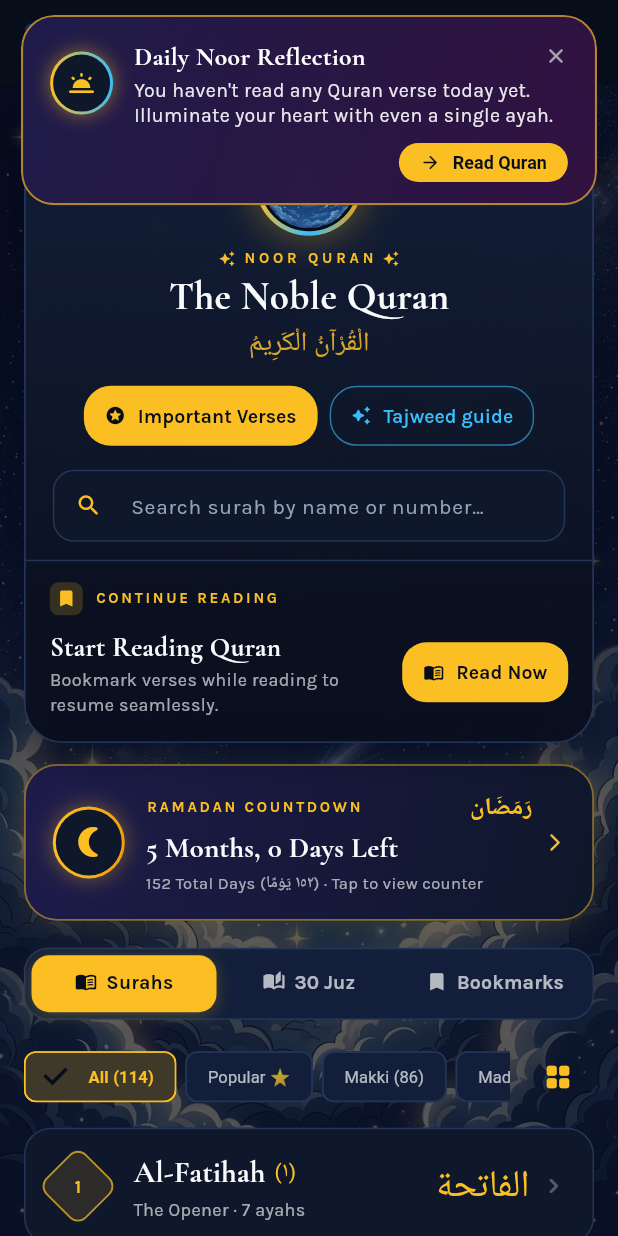
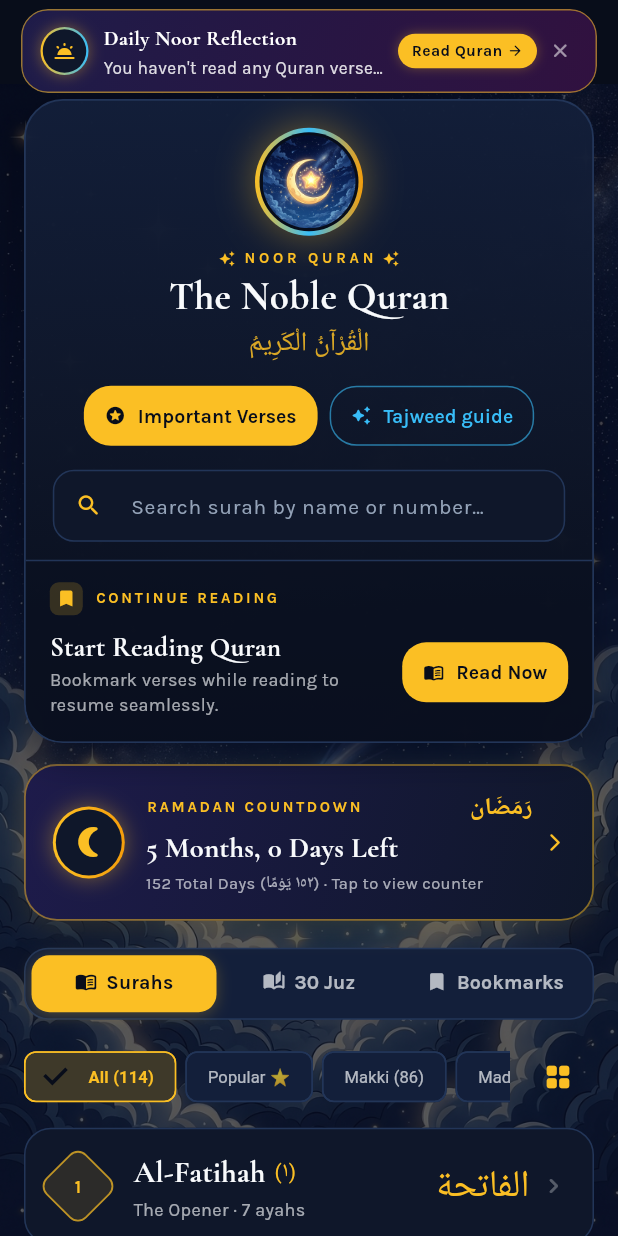
Before and after one commit to Levi9111/mobile-personal-quran, a Flutter app: the screen it shows after launch, on a phone screen of 412 x 824 dp. Run offline on Flutter 3.47's test engine with Material 3 defaults, Android fonts, the phone set to English and light mode, and no system bars; our stand-ins replace audioplayers, google_fonts, shared_preferences; network calls fail.

Commit message:
feat(ui): replace welcoming animation with pristine anime assets and make notifications compact & reliable

```diff
--- a/lib/screens/animated_splash_screen.dart
+++ b/lib/screens/animated_splash_screen.dart
@@ -324,7 +324,7 @@
                                 child: Transform.scale(
                                   scale: _bgScale.value,
                                   child: Image.asset(
-                                    'assets/images/logo_background.png',
+                                    'assets/images/welcome_sky_bg.jpg',
                                     fit: BoxFit.cover,
                                   ),
                                 ),
@@ -338,7 +338,7 @@
                                 child: Opacity(
                                   opacity: _cloudsOpacity.value,
                                   child: Image.asset(
-                                    'assets/images/logo_clouds.png',
+                                    'assets/images/welcome_clouds.png',
                                     fit: BoxFit.cover,
                                   ),
                                 ),
@@ -352,7 +352,7 @@
                                 child: Transform.scale(
                                   scale: _starsScale.value,
                                   child: Image.asset(
-                                    'assets/images/logo_stars.png',
+                                    'assets/images/welcome_stars.png',
                                     fit: BoxFit.cover,
                                   ),
                                 ),
@@ -366,7 +366,7 @@
                                 child: Transform.scale(
                                   scale: _moonScale.value,
                                   child: Image.asset(
-                                    'assets/images/logo_moon.png',
+                                    'assets/images/welcome_moon.png',
                                     fit: BoxFit.cover,
                                   ),
                                 ),
@@ -377,12 +377,14 @@
                               // ------------------------------------------
                               Opacity(
                                 opacity: _starOpacity.value,
-                                child: Transform.rotate(
-                                  angle: _starRotation.value,
-                                  child: Transform.scale(
-                                    scale: _starScale.value,
+                                child: Transform.scale(
+                                  scale: _starScale.value,
+                                  alignment: const Alignment(0.068, -0.010),
+                                  child: Transform.rotate(
+                                    angle: _starRotation.value,
+                                    alignment: const Alignment(0.068, -0.010),
                                     child: Image.asset(
-                                      'assets/images/logo_center_star.png',
+                                      'assets/images/welcome_center_star.png',
                                       fit: BoxFit.cover,
                                     ),
                                   ),
@@ -396,7 +398,7 @@
                                   child: Container(
                                     decoration: const BoxDecoration(
                                       gradient: RadialGradient(
-                                        center: Alignment(0.0, -0.07),
+                                        center: Alignment(0.068, -0.010),
                                         radius: 0.35,
                                         colors: [
                                           Color(0xFFFFF9C4),
--- a/lib/screens/home_screen.dart
+++ b/lib/screens/home_screen.dart
@@ -48,7 +48,12 @@
       final bookmarkProvider = Provider.of<BookmarkProvider>(context, listen: false);
       final notifService = NotificationService();
       notifService.init().then((_) {
-        notifService.evaluateReminders(context, bookmarkProvider);
+        // Delay slightly so HomeScreen is fully painted before evaluating pop alerts
+        Future.delayed(const Duration(milliseconds: 1200), () {
+          if (mounted) {
+            notifService.evaluateReminders(context, bookmarkProvider);
+          }
+        });
         notifService.startPeriodicChecks(context, bookmarkProvider);
       });
     });
@@ -226,7 +231,11 @@
                     ElevatedButton.icon(
                       onPressed: () {
                         Navigator.pop(ctx);
-                        notifService.triggerTestNotification(context, bookmarkProvider, isDaily: false);
+                        Future.delayed(const Duration(milliseconds: 280), () {
+                          if (context.mounted) {
+                            notifService.triggerTestNotification(context, bookmarkProvider, isDaily: false);
+                          }
+                        });
                       },
                       icon: const Icon(Icons.notifications_none_rounded, size: 16),
                       label: const Text('Test 8-Hour Alert'),
@@ -238,7 +247,11 @@
                     OutlinedButton.icon(
                       onPressed: () {
                         Navigator.pop(ctx);
-                        notifService.triggerTestNotification(context, bookmarkProvider, isDaily: true);
+                        Future.delayed(const Duration(milliseconds: 280), () {
+                          if (context.mounted) {
+                            notifService.triggerTestNotification(context, bookmarkProvider, isDaily: true);
+                          }
+                        });
                       },
                       icon: const Icon(Icons.wb_twilight_rounded, size: 16),
                       label: const Text('Test Daily Alert'),
--- a/lib/widgets/celestial_notification_banner.dart
+++ b/lib/widgets/celestial_notification_banner.dart
@@ -13,7 +13,7 @@
 class CelestialNotificationBanner {
   static OverlayEntry? _currentEntry;
 
-  /// Shows a celestial floating in-app notification banner
+  /// Shows a sleek, compact celestial floating in-app notification banner
   static void show({
     required BuildContext context,
     required String title,
@@ -24,14 +24,25 @@
     NotificationType type = NotificationType.reminder8Hour,
     Duration duration = const Duration(seconds: 6),
   }) {
-    // Dismiss existing notification if any
+    // Dismiss any existing notification banner first
     dismiss();
 
-    final overlay = Overlay.maybeOf(context);
-    if (overlay == null) return;
+    // Use rootOverlay: true so it displays on top of all modal bottom sheets & routes
+    OverlayState? overlay;
+    try {
+      overlay = Overlay.of(context, rootOverlay: true);
+    } catch (_) {
+      overlay = Overlay.maybeOf(context);
+    }
+
+    if (overlay == null) {
+      debugPrint('Warning: No Overlay found to display CelestialNotificationBanner');
+      return;
+    }
 
     final entry = OverlayEntry(
-      builder: (context) => _BannerWidget(
+      builder: (ctx) => _CompactBannerWidget(
+        key: ValueKey('celestial_notif_${DateTime.now().microsecondsSinceEpoch}'),
         title: title,
         message: message,
         verseReference: verseReference,
@@ -51,12 +62,18 @@
   }
 
   static void dismiss() {
+    if (_currentEntry != null) {
+      try {
         _currentEntry?.remove();
+      } catch (e) {
+        debugPrint('Error dismissing notification overlay: $e');
+      }
       _currentEntry = null;
     }
   }
+}
 
-class _BannerWidget extends StatefulWidget {
+class _CompactBannerWidget extends StatefulWidget {
   final String title;
   final String message;
   final String? verseReference;
@@ -66,7 +83,8 @@
   final VoidCallback onDismiss;
   final Duration duration;
 
-  const _BannerWidget({
+  const _CompactBannerWidget({
+    super.key,
     required this.title,
     required this.message,
     this.verseReference,
@@ -78,10 +96,10 @@
   });
 
   @override
-  State<_BannerWidget> createState() => _BannerWidgetState();
+  State<_CompactBannerWidget> createState() => _CompactBannerWidgetState();
 }
 
-class _BannerWidgetState extends State<_BannerWidget>
+class _CompactBannerWidgetState extends State<_CompactBannerWidget>
     with SingleTickerProviderStateMixin {
   late AnimationController _controller;
   late Animation<Offset> _offsetAnimation;
@@ -92,11 +110,11 @@
     super.initState();
     _controller = AnimationController(
       vsync: this,
-      duration: const Duration(milliseconds: 400),
+      duration: const Duration(milliseconds: 350),
     );
 
     _offsetAnimation = Tween<Offset>(
-      begin: const Offset(0, -1.2),
+      begin: const Offset(0, -1.0),
       end: Offset.zero,
     ).animate(CurvedAnimation(parent: _controller, curve: Curves.easeOutCubic));
 
@@ -116,6 +134,7 @@
   }
 
   void _dismissWithAnimation() {
+    if (!mounted) return;
     _controller.reverse().then((_) {
       widget.onDismiss();
     });
@@ -144,25 +163,25 @@
   List<Color> _getGradientColors() {
     switch (widget.type) {
       case NotificationType.dailyMissed:
-        return [
-          const Color(0xFF1E1B4B).withOpacity(0.95),
-          const Color(0xFF311042).withOpacity(0.95),
+        return const [
+          Color(0xF01E1B4B),
+          Color(0xF0311042),
         ];
       case NotificationType.bookmarkSaved:
-        return [
-          const Color(0xFF064E3B).withOpacity(0.95),
-          const Color(0xFF0F172A).withOpacity(0.95),
+        return const [
+          Color(0xF0064E3B),
+          Color(0xF00F172A),
         ];
       case NotificationType.spiritualTip:
-        return [
-          const Color(0xFF1E3A8A).withOpacity(0.95),
-          const Color(0xFF172554).withOpacity(0.95),
+        return const [
+          Color(0xF01E3A8A),
+          Color(0xF0172554),
         ];
       case NotificationType.reminder8Hour:
       default:
-        return [
-          const Color(0xFF0F172A).withOpacity(0.96),
-          const Color(0xFF1E1B4B).withOpacity(0.96),
+        return const [
+          Color(0xF00A1128),
+          Color(0xF01E1B4B),
         ];
     }
   }
@@ -172,7 +191,7 @@
     final topPadding = MediaQuery.of(context).padding.top;
 
     return Positioned(
-      top: topPadding + 10,
+      top: topPadding + 6,
       left: 14,
       right: 14,
       child: SlideTransition(
@@ -180,53 +199,56 @@
         child: FadeTransition(
           opacity: _opacityAnimation,
           child: Dismissible(
-            key: const Key('celestial_notification_key'),
+            key: widget.key ?? const Key('celestial_notif_banner'),
             direction: DismissDirection.up,
             onDismissed: (_) => widget.onDismiss(),
             child: Material(
               color: Colors.transparent,
+              child: GestureDetector(
+                onTap: widget.onAction ?? widget.onDismiss,
+                behavior: HitTestBehavior.opaque,
                 child: ClipRRect(
-                borderRadius: BorderRadius.circular(22),
+                  borderRadius: BorderRadius.circular(18),
                   child: BackdropFilter(
                     filter: ImageFilter.blur(sigmaX: 16, sigmaY: 16),
                     child: Container(
-                    padding: const EdgeInsets.symmetric(horizontal: 18, vertical: 14),
+                      padding: const EdgeInsets.symmetric(
+                        horizontal: 12,
+                        vertical: 9,
+                      ),
                       decoration: BoxDecoration(
                         gradient: LinearGradient(
                           colors: _getGradientColors(),
                           begin: Alignment.topLeft,
                           end: Alignment.bottomRight,
                         ),
-                      borderRadius: BorderRadius.circular(22),
+                        borderRadius: BorderRadius.circular(18),
                         border: Border.all(
-                        color: AppTheme.celestialStarGold.withOpacity(0.65),
-                        width: 1.4,
+                          color: AppTheme.celestialStarGold.withOpacity(0.55),
+                          width: 1.0,
                         ),
                         boxShadow: [
                           BoxShadow(
-                          color: AppTheme.celestialStarGold.withOpacity(0.25),
-                          blurRadius: 24,
-                          spreadRadius: 2,
-                          offset: const Offset(0, 6),
+                            color: AppTheme.celestialStarGold.withOpacity(0.20),
+                            blurRadius: 16,
+                            spreadRadius: 1,
+                            offset: const Offset(0, 4),
                           ),
                           BoxShadow(
-                          color: Colors.black.withOpacity(0.4),
-                          blurRadius: 16,
-                          offset: const Offset(0, 4),
+                            color: Colors.black.withOpacity(0.35),
+                            blurRadius: 12,
+                            offset: const Offset(0, 3),
                           ),
                         ],
                       ),
-                    child: Column(
-                      mainAxisSize: MainAxisSize.min,
-                      children: [
-                        Row(
+                      child: Row(
                         crossAxisAlignment: CrossAxisAlignment.center,
                         children: [
-                            // Luminous Anime Icon Orb
+                          // 1. Compact Glowing Anime Emblem
                           Container(
-                              width: 42,
-                              height: 42,
-                              padding: const EdgeInsets.all(2),
+                            width: 32,
+                            height: 32,
+                            padding: const EdgeInsets.all(1.5),
                             decoration: BoxDecoration(
                               shape: BoxShape.circle,
                               gradient: const LinearGradient(
@@ -237,8 +259,9 @@
                               ),
                               boxShadow: [
                                 BoxShadow(
-                                    color: AppTheme.celestialStarGold.withOpacity(0.5),
-                                    blurRadius: 10,
+                                  color: AppTheme.celestialStarGold
+                                      .withOpacity(0.4),
+                                  blurRadius: 8,
                                 ),
                               ],
                             ),
@@ -249,64 +272,56 @@
                               ),
                               child: Icon(
                                 _getIcon(),
-                                  size: 20,
+                                size: 16,
                                 color: AppTheme.celestialStarGold,
                               ),
                             ),
                           ),
-                            const SizedBox(width: 14),
+                          const SizedBox(width: 10),
 
-                            // Content Details
+                          // 2. Compact Title & Single-Line Info
                           Expanded(
                             child: Column(
+                              mainAxisSize: MainAxisSize.min,
                               crossAxisAlignment: CrossAxisAlignment.start,
                               children: [
                                 Row(
                                   children: [
-                                      Text(
+                                    Flexible(
+                                      child: Text(
                                         widget.title,
                                         style: GoogleFonts.cormorantGaramond(
-                                          fontSize: 17,
+                                          fontSize: 14,
                                           fontWeight: FontWeight.bold,
                                           color: Colors.white,
+                                          letterSpacing: 0.3,
                                         ),
-                                      ),
-                                      const Spacer(),
-                                      GestureDetector(
-                                        onTap: _dismissWithAnimation,
-                                        child: Icon(
-                                          Icons.close_rounded,
-                                          size: 16,
-                                          color: Colors.white.withOpacity(0.6),
-                                        ),
-                                      ),
-                                    ],
-                                  ),
-                                  const SizedBox(height: 2),
-                                  Text(
-                                    widget.message,
-                                    style: GoogleFonts.karla(
-                                      fontSize: 13,
-                                      color: Colors.white.withOpacity(0.9),
-                                      height: 1.3,
+                                        maxLines: 1,
+                                        overflow: TextOverflow.ellipsis,
                                       ),
                                     ),
                                     if (widget.verseReference != null) ...[
-                                    const SizedBox(height: 6),
+                                      const SizedBox(width: 6),
                                       Container(
-                                      padding: const EdgeInsets.symmetric(horizontal: 10, vertical: 3),
+                                        padding: const EdgeInsets.symmetric(
+                                          horizontal: 6,
+                                          vertical: 1.5,
+                                        ),
                                         decoration: BoxDecoration(
-                                        color: AppTheme.celestialStarGold.withOpacity(0.15),
-                                        borderRadius: BorderRadius.circular(12),
+                                          color: AppTheme.celestialStarGold
+                                              .withOpacity(0.18),
+                                          borderRadius:
+                                              BorderRadius.circular(8),
                                           border: Border.all(
-                                          color: AppTheme.celestialStarGold.withOpacity(0.4),
-                                          width: 0.8,
+                                            color: AppTheme.celestialStarGold
+                                                .withOpacity(0.4),
+                                            width: 0.6,
                                           ),
                                         ),
                                         child: Text(
                                           widget.verseReference!,
                                           style: const TextStyle(
-                                          fontSize: 12,
+                                            fontSize: 10,
                                             fontWeight: FontWeight.bold,
                                             color: AppTheme.celestialStarGold,
                                           ),
@@ -315,37 +330,80 @@
                                     ],
                                   ],
                                 ),
+                                const SizedBox(height: 2),
+                                Text(
+                                  widget.message,
+                                  style: GoogleFonts.karla(
+                                    fontSize: 11.5,
+                                    color: Colors.white.withOpacity(0.85),
+                                    height: 1.2,
+                                  ),
+                                  maxLines: 1,
+                                  overflow: TextOverflow.ellipsis,
                                 ),
                               ],
                             ),
+                          ),
+                          const SizedBox(width: 8),
 
-                        // Action Button if provided
-                        if (widget.actionLabel != null && widget.onAction != null) ...[
-                          const SizedBox(height: 10),
-                          Align(
-                            alignment: Alignment.centerRight,
-                            child: ElevatedButton.icon(
-                              onPressed: widget.onAction,
-                              icon: const Icon(Icons.arrow_forward_rounded, size: 14),
-                              label: Text(widget.actionLabel!),
-                              style: ElevatedButton.styleFrom(
-                                backgroundColor: AppTheme.celestialStarGold,
-                                foregroundColor: AppTheme.celestialMidnight,
-                                padding: const EdgeInsets.symmetric(horizontal: 14, vertical: 6),
-                                minimumSize: Size.zero,
-                                tapTargetSize: MaterialTapTargetSize.shrinkWrap,
-                                shape: RoundedRectangleBorder(
-                                  borderRadius: BorderRadius.circular(16),
+                          // 3. Mini Action Pill Button
+                          if (widget.actionLabel != null)
+                            InkWell(
+                              onTap: widget.onAction,
+                              borderRadius: BorderRadius.circular(12),
+                              child: Container(
+                                padding: const EdgeInsets.symmetric(
+                                  horizontal: 9,
+                                  vertical: 4,
                                 ),
-                                textStyle: const TextStyle(
-                                  fontSize: 12,
+                                decoration: BoxDecoration(
+                                  color: AppTheme.celestialStarGold,
+                                  borderRadius: BorderRadius.circular(12),
+                                  boxShadow: [
+                                    BoxShadow(
+                                      color: AppTheme.celestialStarGold
+                                          .withOpacity(0.3),
+                                      blurRadius: 6,
+                                    ),
+                                  ],
+                                ),
+                                child: Row(
+                                  mainAxisSize: MainAxisSize.min,
+                                  children: [
+                                    Text(
+                                      widget.actionLabel!,
+                                      style: const TextStyle(
+                                        fontSize: 10.5,
                                         fontWeight: FontWeight.bold,
+                                        color: AppTheme.celestialMidnight,
                                       ),
+                                    ),
+                                    const SizedBox(width: 3),
+                                    const Icon(
+                                      Icons.arrow_forward_rounded,
+                                      size: 11,
+                                      color: AppTheme.celestialMidnight,
+                                    ),
+                                  ],
+                                ),
+                              ),
+                            ),
+
+                          // 4. Quick Close Icon
+                          const SizedBox(width: 4),
+                          GestureDetector(
+                            onTap: _dismissWithAnimation,
+                            child: Padding(
+                              padding: const EdgeInsets.all(4.0),
+                              child: Icon(
+                                Icons.close_rounded,
+                                size: 15,
+                                color: Colors.white.withOpacity(0.55),
                               ),
                             ),
                           ),
                         ],
-                      ],
+                      ),
                     ),
                   ),
                 ),
```
Also changed, not shown: assets/images/logo_background.png (deleted), assets/images/logo_center_star.png (deleted), assets/images/logo_clouds.png (deleted), assets/images/logo_moon.png (deleted), assets/images/logo_stars.png (deleted), assets/images/welcome_center_star.png (added), assets/images/welcome_clouds.png (added), assets/images/welcome_moon.png (added), assets/images/welcome_sky_bg.jpg (added), assets/images/welcome_stars.png (added), 1 other file. Lines whose indentation alone changed are shown as unchanged.
